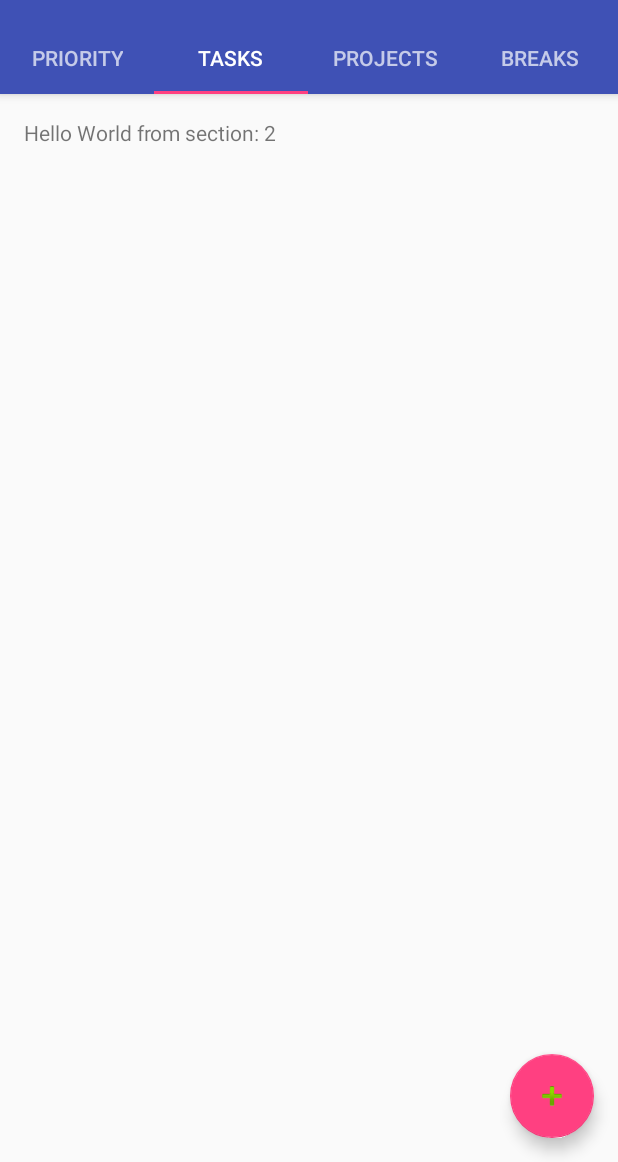
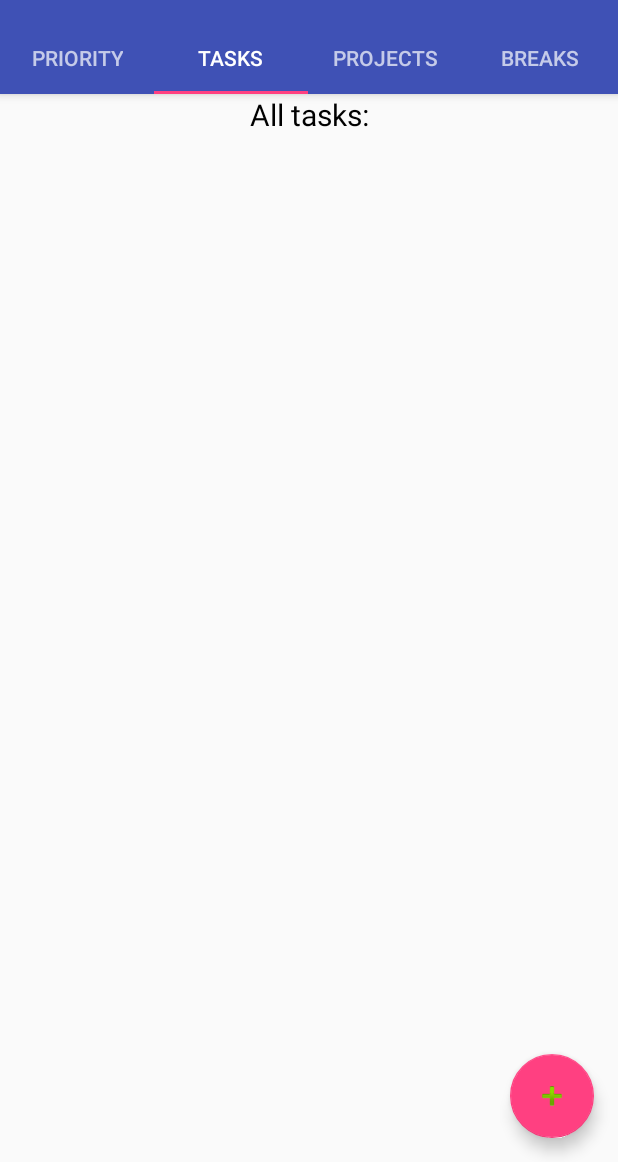
Before and after one commit to gfmcknight/Personal-Manager, an Android app: the screen it shows after launch (MainActivity), tab 2 chosen, on a phone screen of 412 x 824 dp, the part 74-1236 px from its top. Run offline under Robolectric (Android 15) with nearby library versions, the phone set to English and light mode, and no system bars.

Commit message:
-The NewTask activity now adds and commits the new task through the TaskManager class. -Functionality for adding and removing tasks has been added in TaskManager

```diff
--- a/app/build.gradle
+++ b/app/build.gradle
@@ -21,7 +21,8 @@ android {
 
 dependencies {
     compile fileTree(dir: 'libs', include: ['*.jar'])
+    compile 'com.android.support:appcompat-v7:24.2.1'
+    compile 'com.android.support:design:24.2.1'
+    compile 'com.android.support:support-v4:24.2.1'
     testCompile 'junit:junit:4.12'
-    compile 'com.android.support:appcompat-v7:24.2.0'
-    compile 'com.android.support:design:24.2.0'
 }
--- a/app/src/main/java/com/mcknight/gfm13/personalmanager/MainActivity.java
+++ b/app/src/main/java/com/mcknight/gfm13/personalmanager/MainActivity.java
@@ -1,6 +1,7 @@
 package com.mcknight.gfm13.personalmanager;
 
 import android.content.Intent;
+import android.net.Uri;
 import android.support.design.widget.TabLayout;
 import android.support.design.widget.FloatingActionButton;
 import android.support.design.widget.Snackbar;
@@ -21,7 +22,7 @@ import android.view.ViewGroup;
 import android.widget.EditText;
 import android.widget.TextView;
 
-public class MainActivity extends AppCompatActivity {
+public class MainActivity extends AppCompatActivity implements TaskViewFragment.OnFragmentInteractionListener {
 
     /**
      * The {@link android.support.v4.view.PagerAdapter} that will provide
@@ -55,6 +56,8 @@ public class MainActivity extends AppCompatActivity {
 
         TabLayout tabLayout = (TabLayout) findViewById(R.id.tabs);
         tabLayout.setupWithViewPager(mViewPager);
+
+        TaskManager.getInstance().Init(this);
 
     }
 
@@ -92,6 +95,9 @@ public class MainActivity extends AppCompatActivity {
         return super.onOptionsItemSelected(item);
     }
 
+    public void onFragmentInteraction(Uri uri){
+
+    }
     /**
      * A placeholder fragment containing a simple view.
      */
@@ -143,7 +149,12 @@ public class MainActivity extends AppCompatActivity {
         public Fragment getItem(int position) {
             // getItem is called to instantiate the fragment for the given page.
             // Return a PlaceholderFragment (defined as a static inner class below).
-            return PlaceholderFragment.newInstance(position + 1);
+            switch (position) {
+                case 1:
+                    return TaskViewFragment.newInstance();
+                default:
+                    return PlaceholderFragment.newInstance(position + 1);
+            }
         }
 
         @Override
--- /dev/null
+++ b/app/src/main/java/com/mcknight/gfm13/personalmanager/TaskViewFragment.java
@@ -0,0 +1,100 @@
+package com.mcknight.gfm13.personalmanager;
+
+import android.content.Context;
+import android.net.Uri;
+import android.os.Bundle;
+import android.support.v4.app.Fragment;
+import android.view.LayoutInflater;
+import android.view.View;
+import android.view.ViewGroup;
+
+
+/**
+ * A simple {@link Fragment} subclass.
+ * Activities that contain this fragment must implement the
+ * {@link TaskViewFragment.OnFragmentInteractionListener} interface
+ * to handle interaction events.
+ * Use the {@link TaskViewFragment#newInstance} factory method to
+ * create an instance of this fragment.
+ */
+public class TaskViewFragment extends Fragment {
+    // TODO: Rename parameter arguments, choose names that match
+    // the fragment initialization parameters, e.g. ARG_ITEM_NUMBER
+
+    // TODO: Rename and change types of parameters
+
+    private OnFragmentInteractionListener mListener;
+
+    public TaskViewFragment() {
+        // Required empty public constructor
+    }
+
+    /**
+     * Use this factory method to create a new instance of
+     * this fragment using the provided parameters.
+     *
+     * @param param1 Parameter 1.
+     * @param param2 Parameter 2.
+     * @return A new instance of fragment TaskViewFragment.
+     */
+    // TODO: Rename and change types and number of parameters
+    public static TaskViewFragment newInstance() {
+        TaskViewFragment fragment = new TaskViewFragment();
+        Bundle args = new Bundle();
+        fragment.setArguments(args);
+        return fragment;
+    }
+
+    @Override
+    public void onCreate(Bundle savedInstanceState) {
+        super.onCreate(savedInstanceState);
+        if (getArguments() != null) {
+        }
+    }
+
+    @Override
+    public View onCreateView(LayoutInflater inflater, ViewGroup container,
+                             Bundle savedInstanceState) {
+        // Inflate the layout for this fragment
+        return inflater.inflate(R.layout.fragment_task_view, container, false);
+    }
+
+    // TODO: Rename method, update argument and hook method into UI event
+    public void onButtonPressed(Uri uri) {
+        if (mListener != null) {
+            mListener.onFragmentInteraction(uri);
+        }
+    }
+
+    @Override
+    public void onAttach(Context context) {
+        super.onAttach(context);
+        if (context instanceof OnFragmentInteractionListener) {
+            mListener = (OnFragmentInteractionListener) context;
+        } else {
+            throw new RuntimeException(context.toString()
+                    + " must implement OnFragmentInteractionListener");
+        }
+    }
+
+    @Override
+    public void onDetach() {
+        super.onDetach();
+        mListener = null;
+    }
+
+    /**
+     * This interface must be implemented by activities that contain this
+     * fragment to allow an interaction in this fragment to be communicated
+     * to the activity and potentially other fragments contained in that
+     * activity.
+     * <p>
+     * See the Android Training lesson <a href=
+     * "http://developer.android.com/training/basics/fragments/communicating.html"
+     * >Communicating with Other Fragments</a> for more information.
+     */
+    public interface OnFragmentInteractionListener {
+        // TODO: Update argument type and name
+        void onFragmentInteraction(Uri uri);
+    }
+}
--- a/app/src/main/res/layout/content_new_task.xml
+++ b/app/src/main/res/layout/content_new_task.xml
@@ -54,7 +54,8 @@
                     android:layout_width="wrap_content"
                     android:layout_height="wrap_content"
                     android:layout_weight="1"
-                    android:text="@string/submit_button"/>
+                    android:text="@string/submit_button"
+                    android:onClick="SumbitPressed"/>
 
             </LinearLayout>
         </LinearLayout>
--- /dev/null
+++ b/app/src/main/res/layout/fragment_task_view.xml
@@ -0,0 +1,28 @@
+<FrameLayout xmlns:android="http://schemas.android.com/apk/res/android"
+    xmlns:tools="http://schemas.android.com/tools"
+    android:layout_width="match_parent"
+    android:layout_height="match_parent"
+    tools:context="com.mcknight.gfm13.personalmanager.TaskViewFragment">
+
+    <!-- TODO: Update blank fragment layout -->
+    <ScrollView
+        android:layout_width="match_parent"
+        android:layout_height="wrap_content">
+
+        <LinearLayout
+            android:layout_width="match_parent"
+            android:layout_height="wrap_content"
+            android:orientation="horizontal"
+            android:id="@+id/linear_task_layout">
+
+            <TextView
+                android:layout_width="match_parent"
+                android:layout_height="match_parent"
+                android:textAlignment="center"
+                android:textSize="20dp"
+                android:textColor="@android:color/black"
+                android:text="@string/all_tasks_message" />
+
+        </LinearLayout>
+    </ScrollView>
+</FrameLayout>
--- a/app/src/main/res/values/strings.xml
+++ b/app/src/main/res/values/strings.xml
@@ -9,4 +9,5 @@
     <string name="task_desc_hint">Enter a description for this task.</string>
     <string name="time_est_hint">How long do you think this will take?</string>
     <string name="submit_button">Submit</string>
+    <string name="all_tasks_message">All tasks:</string>
 </resources>
--- a/build.gradle
+++ b/build.gradle
@@ -5,7 +5,7 @@ buildscript {
         jcenter()
     }
     dependencies {
-        classpath 'com.android.tools.build:gradle:2.1.3'
+        classpath 'com.android.tools.build:gradle:2.2.0'
 
         // NOTE: Do not place your application dependencies here; they belong
         // in the individual module build.gradle files
```
Also changed, not shown: app/src/main/java/com/mcknight/gfm13/personalmanager/NewTask.java (+15 -0 lines), app/src/main/java/com/mcknight/gfm13/personalmanager/TaskManager.java (+10 -0 lines).
